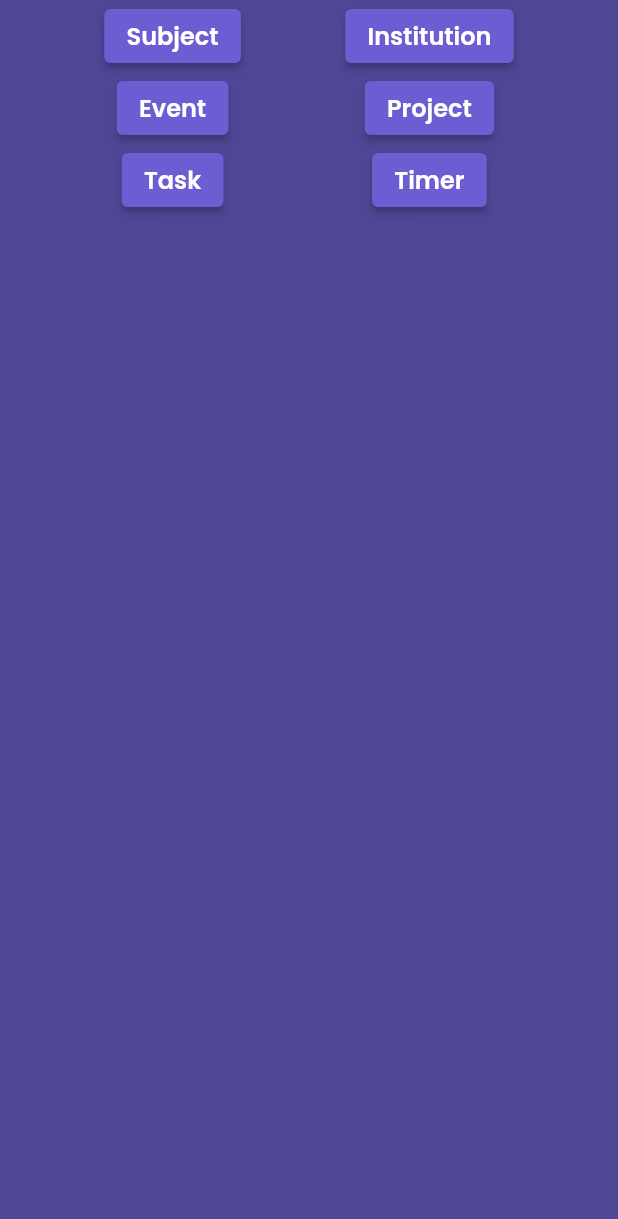
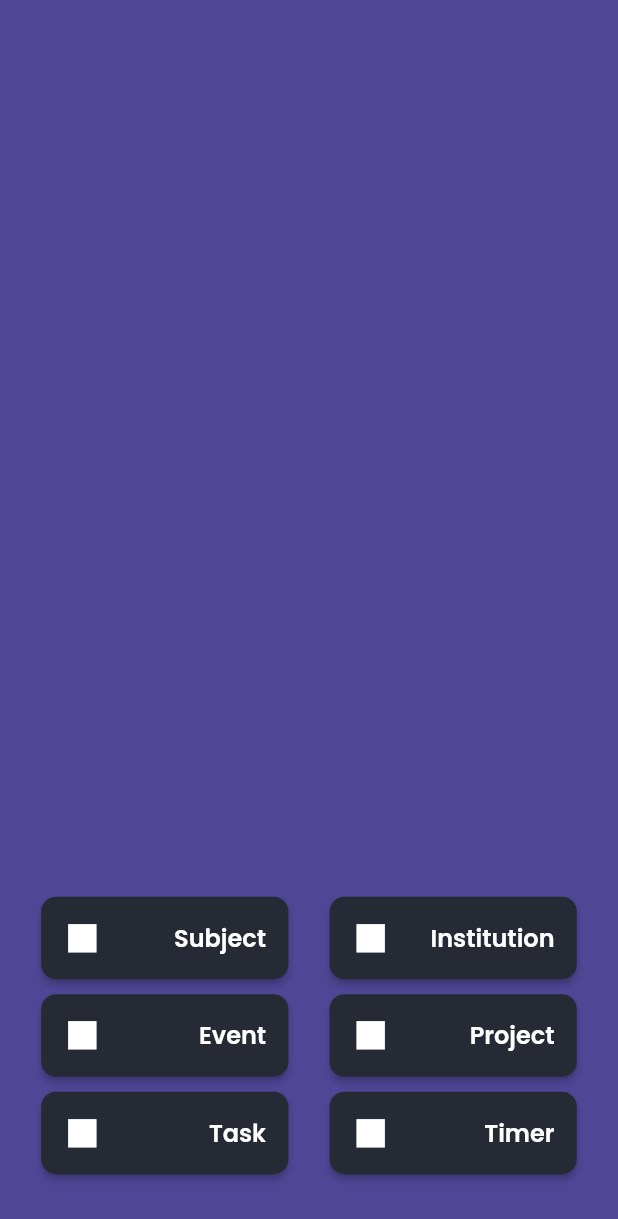
Before and after one commit to DreFlo/lgp-2223-sc1, a Flutter app: the AddNewItemsPage widget shown alone on an empty page, opened directly, on a phone screen of 412 x 824 dp. Shown: the top 1219 px of the screen. Run offline on Flutter 3.47's test engine with Material 2 defaults, Android fonts, the phone set to English and light mode, and no system bars; our stand-ins replace calendar_view, carousel_slider, floor, flutter_local_notifications, flutter_native_timezone, flutter_svg and 7 more; missing offline and left inert: books_finder, emojis, flutter_picker, notification_permissions, tmdb_api; accounts and stored records are empty; generated files the repository leaves out were written again.

Commit message:
Add styles on AddNewItemsPage

```diff
--- a/src/lib/l10n/app_en.arb
+++ b/src/lib/l10n/app_en.arb
@@ -226,5 +226,6 @@
   "portuguese": "Portuguese",
   "dark_mode": "Dark Mode",
   "starting": "starting",
-  "ending": "ending"
+  "ending": "ending",
+  "timer_short": "Timer"
 }
--- a/src/lib/l10n/app_pt.arb
+++ b/src/lib/l10n/app_pt.arb
@@ -226,5 +226,6 @@
   "portuguese": "Português",
   "dark_mode": "Modo Escuro",
   "starting" : "a começar",
-  "ending" : "a terminar"
+  "ending" : "a terminar",
+  "timer_short": "Timer"
 }
--- a/src/lib/pages/add_new_items_page.dart
+++ b/src/lib/pages/add_new_items_page.dart
@@ -6,6 +6,7 @@ import 'package:src/pages/tasks/subject_form.dart';
 import 'package:src/pages/tasks/task_form.dart';
 import 'package:src/pages/timer/timer_form.dart';
 import 'package:src/themes/colors.dart';
+import 'package:flutter_gen/gen_l10n/app_localizations.dart';
 
 class AddNewItemsPage extends StatefulWidget {
   const AddNewItemsPage({Key? key}) : super(key: key);
@@ -24,41 +25,44 @@ class _AddNewItemsPageState extends State<AddNewItemsPage> {
   Widget build(BuildContext context) {
     return Container(
       color: primaryColor.withOpacity(0.65),
-      alignment: Alignment.bottomCenter,
-      child: Row(
+      child: Column(
+        mainAxisAlignment: MainAxisAlignment.end,
+        children: [
+          Row(
             mainAxisAlignment: MainAxisAlignment.spaceEvenly,
             children: [
               Column(
-            children: getFirstColumnButtons()
-            ,
+                children: getFirstColumnButtons(),
               ),
               Column(
-            children: getSecondColumnButtons()
-            ,
+                children: getSecondColumnButtons(),
+              ),
+            ],
+          ),
+          SizedBox(
+            height: MediaQuery.of(context).size.height * 0.05,
           )
         ],
       ),
     );
   }
 
-  List<ElevatedButton> getFirstColumnButtons() {
-    List<ElevatedButton> result = [];
+  List<Widget> getFirstColumnButtons() {
+    List<Widget> result = [];
 
-            result.add(ElevatedButton(
-                child: Text("Subject"),
+    result.add(
+      ElevatedButton(
         onPressed: () {
           showModalBottomSheet(
               context: context,
               isScrollControlled: true,
               backgroundColor: Color(0xFF22252D),
               shape: RoundedRectangleBorder(
-                        borderRadius:
-                            BorderRadius.vertical(top: Radius.circular(30.0)),
+                borderRadius: BorderRadius.vertical(top: Radius.circular(30.0)),
               ),
               builder: (context) => Padding(
                   padding: EdgeInsets.only(
-                              bottom: MediaQuery.of(context).viewInsets.bottom +
-                                  50),
+                      bottom: MediaQuery.of(context).viewInsets.bottom + 50),
                   child: DraggableScrollableSheet(
                     expand: false,
                     initialChildSize: 0.70,
@@ -68,138 +72,206 @@ class _AddNewItemsPageState extends State<AddNewItemsPage> {
                       scrollController: scrollController,
                     ),
                   )));
-                }),);
-            result.add(ElevatedButton(
-                child: Text("Event"),
+        },
+        style: ElevatedButton.styleFrom(
+          fixedSize: Size(MediaQuery.of(context).size.width * 0.40, 55),
+          backgroundColor: grayButton,
+          shape: RoundedRectangleBorder(
+            borderRadius: BorderRadius.circular(10.0),
+          ),
+        ),
+        child: Row(
+          mainAxisAlignment: MainAxisAlignment.spaceBetween,
+          children: [
+            Icon(Icons.square, size: 25.0),
+            Text(AppLocalizations.of(context).subject),
+          ],
+          ),
+      ),
+    );
+
+    result.add(Divider(height: 10.0,));
+
+    result.add(
+      ElevatedButton(
         onPressed: () {
           showModalBottomSheet(
               context: context,
               isScrollControlled: true,
               backgroundColor: Color(0xFF22252D),
               shape: RoundedRectangleBorder(
-                        borderRadius:
-                            BorderRadius.vertical(top: Radius.circular(30.0)),
+                borderRadius: BorderRadius.vertical(top: Radius.circular(30.0)),
               ),
               builder: (context) => Padding(
                     padding: EdgeInsets.only(
-                                bottom:
-                                    MediaQuery.of(context).viewInsets.bottom +
-                                        50),
+                        bottom: MediaQuery.of(context).viewInsets.bottom + 50),
                     child: DraggableScrollableSheet(
                         expand: false,
                         initialChildSize: 0.9,
                         minChildSize: 0.9,
                         maxChildSize: 0.9,
-                                builder: (context, scrollController) =>
-                                    EventForm(
+                        builder: (context, scrollController) => EventForm(
                               scrollController: scrollController,
                               // id: 2,
                               // type: "student",
                               // OR (1, leisure)
                             )),
                   ));
-                }),);
+        },
+        style: ElevatedButton.styleFrom(
+          fixedSize: Size(MediaQuery.of(context).size.width * 0.40, 55),
+          backgroundColor: grayButton,
+          shape: RoundedRectangleBorder(
+            borderRadius: BorderRadius.circular(10.0),
+          ),
+        ),
+        child: Row(
+          mainAxisAlignment: MainAxisAlignment.spaceBetween,
+          children: [
+            Icon(Icons.square, size: 25.0),
+            Text(AppLocalizations.of(context).event),
+          ],
+          ),
+      ),
+    );
 
-                result.add(ElevatedButton(
-                child: Text("Task"),
+    result.add(Divider(height: 10.0,));
+
+    result.add(
+      ElevatedButton(
         onPressed: () {
           showModalBottomSheet(
               context: context,
               isScrollControlled: true,
               backgroundColor: Color(0xFF22252D),
               shape: RoundedRectangleBorder(
-                        borderRadius:
-                            BorderRadius.vertical(top: Radius.circular(30.0)),
+                borderRadius: BorderRadius.vertical(top: Radius.circular(30.0)),
               ),
               builder: (context) => Padding(
                     padding: EdgeInsets.only(
-                                bottom:
-                                    MediaQuery.of(context).viewInsets.bottom +
-                                        30),
+                        bottom: MediaQuery.of(context).viewInsets.bottom + 30),
                     child: DraggableScrollableSheet(
                         expand: false,
                         initialChildSize: 0.80,
                         minChildSize: 0.80,
                         maxChildSize: 0.85,
-                                builder: (context, scrollController) =>
-                                    TaskForm(
-                                        scrollController: scrollController,
-                                        id: 1)),
+                        builder: (context, scrollController) => TaskForm(
+                            scrollController: scrollController, id: 1)),
                   ));
-                }),);
-
+        },
+        style: ElevatedButton.styleFrom(
+          fixedSize: Size(MediaQuery.of(context).size.width * 0.40, 55),
+          backgroundColor: grayButton,
+          shape: RoundedRectangleBorder(
+            borderRadius: BorderRadius.circular(10.0),
+          ),
+        ),
+        child: Row(
+          mainAxisAlignment: MainAxisAlignment.spaceBetween,
+          children: [
+            Icon(Icons.square, size: 25.0),
+            Text(AppLocalizations.of(context).task),
+          ],
+          ),
+      ),
+    );
 
     return result;
   }
 
-  List<ElevatedButton> getSecondColumnButtons() {
-    List<ElevatedButton> result = [];
+  List<Widget> getSecondColumnButtons() {
+    List<Widget> result = [];
 
-    result.add(
-      ElevatedButton(
-                child: Text("Institution"),
+    result.add(ElevatedButton(
       onPressed: () {
         showModalBottomSheet(
             context: context,
             isScrollControlled: true,
             backgroundColor: Color(0xFF22252D),
             shape: RoundedRectangleBorder(
-                        borderRadius:
-                            BorderRadius.vertical(top: Radius.circular(30.0)),
+              borderRadius: BorderRadius.vertical(top: Radius.circular(30.0)),
             ),
             builder: (context) => Padding(
                 padding: EdgeInsets.only(
-                              bottom: MediaQuery.of(context).viewInsets.bottom +
-                                  30),
+                    bottom: MediaQuery.of(context).viewInsets.bottom + 30),
                 child: DraggableScrollableSheet(
                   expand: false,
                   initialChildSize: 0.65,
                   minChildSize: 0.65,
                   maxChildSize: 0.70,
-                            builder: (context, scrollController) =>
-                                InstitutionForm(
+                  builder: (context, scrollController) => InstitutionForm(
                     scrollController: scrollController,
                   ),
                 )));
-                })
-      );
+      },
+      style: ElevatedButton.styleFrom(
+          fixedSize: Size(MediaQuery.of(context).size.width * 0.40, 55),
+          backgroundColor: grayButton,
+          shape: RoundedRectangleBorder(
+            borderRadius: BorderRadius.circular(10.0),
+          ),
+        ),
+        child: Row(
+          mainAxisAlignment: MainAxisAlignment.spaceBetween,
+          children: [
+            Icon(Icons.square, size: 25.0),
+            Text(AppLocalizations.of(context).institution),
+          ],
+          ),
+    ));
 
-      result.add(ElevatedButton(
-                child: Text("Project"),
+    result.add(Divider(height: 10.0,));
+
+    result.add(
+      ElevatedButton(
         onPressed: () {
           showModalBottomSheet(
               context: context,
               isScrollControlled: true,
               backgroundColor: Color(0xFF22252D),
               shape: RoundedRectangleBorder(
-                        borderRadius:
-                            BorderRadius.vertical(top: Radius.circular(30.0)),
+                borderRadius: BorderRadius.vertical(top: Radius.circular(30.0)),
               ),
               builder: (context) => DraggableScrollableSheet(
                   expand: false,
                   initialChildSize: 0.75,
                   minChildSize: 0.75,
                   maxChildSize: 0.75,
-                          builder: (context, scrollController) => ProjectForm(
-                              scrollController: scrollController, id: 1)));
-                }),
+                  builder: (context, scrollController) =>
+                      ProjectForm(scrollController: scrollController, id: 1)));
+        },
+        style: ElevatedButton.styleFrom(
+          fixedSize: Size(MediaQuery.of(context).size.width * 0.40, 55),
+          backgroundColor: grayButton,
+          shape: RoundedRectangleBorder(
+            borderRadius: BorderRadius.circular(10.0),
+          ),
+        ),
+        child: Row(
+          mainAxisAlignment: MainAxisAlignment.spaceBetween,
+          children: [
+            Icon(Icons.square, size: 25.0),
+            Text(AppLocalizations.of(context).project),
+          ],
+          ),
+      ),
     );
 
-      result.add(ElevatedButton(
-                child: Text("Timer"),
+    result.add(Divider(height: 10.0,));
+
+    result.add(
+      ElevatedButton(
         onPressed: () {
           showModalBottomSheet(
               context: context,
               isScrollControlled: true,
               backgroundColor: Color(0xFF22252D),
               shape: RoundedRectangleBorder(
-                        borderRadius:
-                            BorderRadius.vertical(top: Radius.circular(30.0)),
+                borderRadius: BorderRadius.vertical(top: Radius.circular(30.0)),
               ),
               builder: (context) => Padding(
                   padding: EdgeInsets.only(
-                              bottom: MediaQuery.of(context).viewInsets.bottom +
-                                  30),
+                      bottom: MediaQuery.of(context).viewInsets.bottom + 30),
                   child: DraggableScrollableSheet(
                     expand: false,
                     initialChildSize: 0.6,
@@ -209,11 +281,24 @@ class _AddNewItemsPageState extends State<AddNewItemsPage> {
                       scrollController: scrollController,
                     ),
                   )));
-                }),
+        },
+        style: ElevatedButton.styleFrom(
+          fixedSize: Size(MediaQuery.of(context).size.width * 0.40, 55),
+          backgroundColor: grayButton,
+          shape: RoundedRectangleBorder(
+            borderRadius: BorderRadius.circular(10.0),
+          ),
+        ),
+        child: Row(
+          mainAxisAlignment: MainAxisAlignment.spaceBetween,
+          children: [
+            Icon(Icons.square, size: 25.0),
+            Text(AppLocalizations.of(context).timer_short),
+          ],
+          ),
+      ),
     );
 
     return result;
   }
-
-
 }
--- a/src/lib/pages/navigation_page.dart
+++ b/src/lib/pages/navigation_page.dart
@@ -35,13 +35,13 @@ class _NavigationPageState extends State<NavigationPage> {
     if (index == 2) {
 
       setState(() {
-        _currentIndex = index;
         _showAddNewItemsPage = !_showAddNewItemsPage;
       });
 
       return;
     }
     setState(() {
+      _showAddNewItemsPage = false;
       _currentIndex = index;
       _pageController.jumpToPage(index);
     });
@@ -61,7 +61,6 @@ class _NavigationPageState extends State<NavigationPage> {
         backgroundColor: appBackground,
         body: Stack(
           children: [
-          if (_showAddNewItemsPage) const AddNewItemsPage(),
           SizedBox.expand(
             child: PageView(
           physics: const NeverScrollableScrollPhysics(),
@@ -73,9 +72,10 @@ class _NavigationPageState extends State<NavigationPage> {
           },
           children: pages,
         )),
+        if (_showAddNewItemsPage) const AddNewItemsPage(),
         ],
         ),
         bottomNavigationBar: MyBottomNavigationBar(
-            selectedIndex: _currentIndex, onItemTapped: _onItemTapped));
+            selectedIndex: _currentIndex, onItemTapped: _onItemTapped, showingAddItemsPage: _showAddNewItemsPage,));
   }
 }
--- a/src/lib/widgets/bottom_navigation_bar.dart
+++ b/src/lib/widgets/bottom_navigation_bar.dart
@@ -4,9 +4,10 @@ import 'package:src/themes/colors.dart';
 class MyBottomNavigationBar extends StatefulWidget {
   final int selectedIndex;
   final Function(int) onItemTapped;
+  final bool showingAddItemsPage;
 
   const MyBottomNavigationBar(
-      {Key? key, required this.selectedIndex, required this.onItemTapped})
+      {Key? key, required this.selectedIndex, required this.onItemTapped, required this.showingAddItemsPage})
       : super(key: key);
 
   @override
@@ -21,7 +22,7 @@ class _MyBottomNavigationBarState extends State<MyBottomNavigationBar> {
       decoration: const BoxDecoration(
           color: primaryColor,
           borderRadius: BorderRadius.all(Radius.circular(15))),
-      child: widget.selectedIndex != 2 ? const Icon(Icons.add, size: 25) : const Icon(Icons.add, size: 25, color: white,) ,
+      child: !widget.showingAddItemsPage ? const Icon(Icons.add, size: 25) : const Icon(Icons.close, size: 25) ,
     );
   }
 
```
Lines whose indentation alone changed are shown as unchanged.
